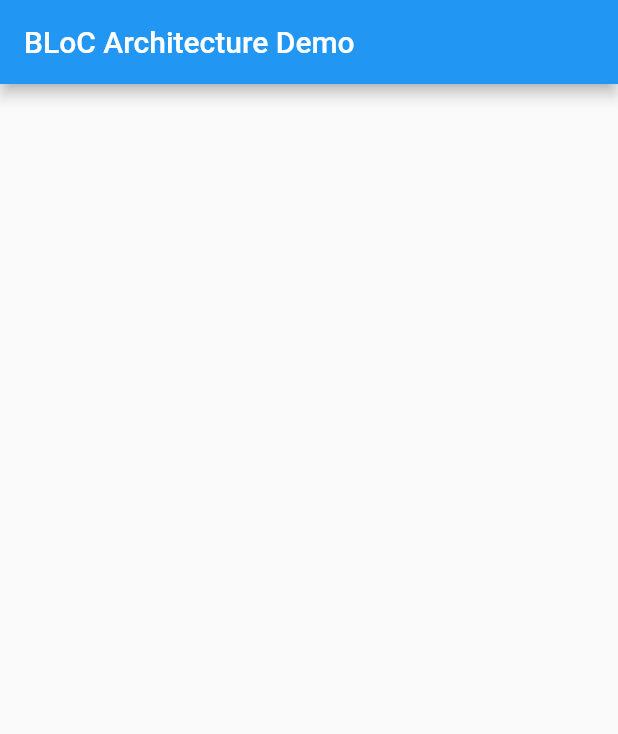
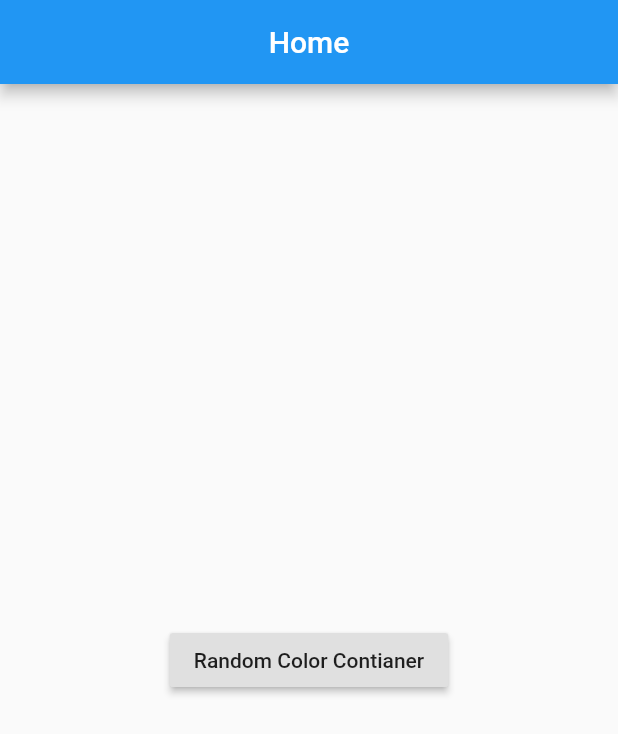
Before and after one commit to aditya234/flutter-bloc-architecture-demo, a Flutter app: the screen it shows after launch, on a phone screen of 412 x 824 dp. Shown: the top 734 px of the screen. Run offline on Flutter 3.47's test engine with Material 2 defaults, Android fonts, the phone set to English and light mode, and no system bars.

Commit message:
added widgets for coloured container and a button, to apply model.

```diff
--- a/lib/main.dart
+++ b/lib/main.dart
@@ -1,5 +1,5 @@
 import 'package:flutter/material.dart';
-import 'package:flutter_bloc_demo/screens/bloc_demo.dart';
+import 'package:flutter_bloc_demo/screens/home.dart';
 
 void main() => runApp(MyApp());
 
@@ -12,7 +12,7 @@ class MyApp extends StatelessWidget {
       theme: ThemeData(
         primarySwatch: Colors.blue,
       ),
-      home: BlocDemo(),
+      home: Home(),
     );
   }
 }
--- /dev/null
+++ b/lib/screens/home.dart
@@ -0,0 +1,28 @@
+import 'package:flutter/material.dart';
+import 'package:flutter_bloc_demo/screens/bloc_demo.dart';
+
+class Home extends StatelessWidget {
+  @override
+  Widget build(BuildContext context) {
+    return Scaffold(
+      appBar: AppBar(
+        title: Text('Home'),
+        centerTitle: true,
+      ),
+      body: Center(
+        child: Column(
+          mainAxisAlignment: MainAxisAlignment.center,
+          children: <Widget>[
+            RaisedButton(
+              onPressed: () {
+                Navigator.of(context)
+                    .push(MaterialPageRoute(builder: (context) => BlocDemo()));
+              },
+              child: Text('Random Color Contianer'),
+            )
+          ],
+        ),
+      ),
+    );
+  }
+}
```
Also changed, not shown: lib/screens/bloc_demo.dart (+7 -1 lines), lib/screens/widgets/color_change_button.dart (added, +23 -0 lines), lib/screens/widgets/color_container.dart (added, +25 -0 lines).
